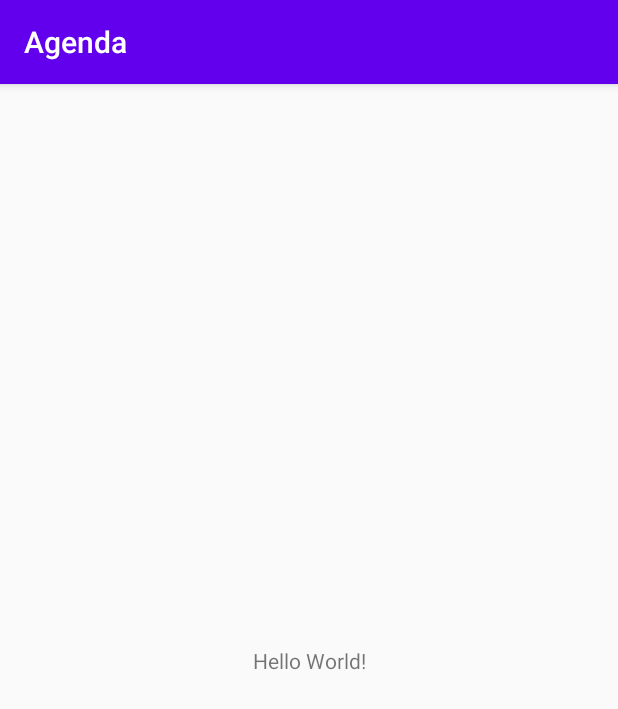
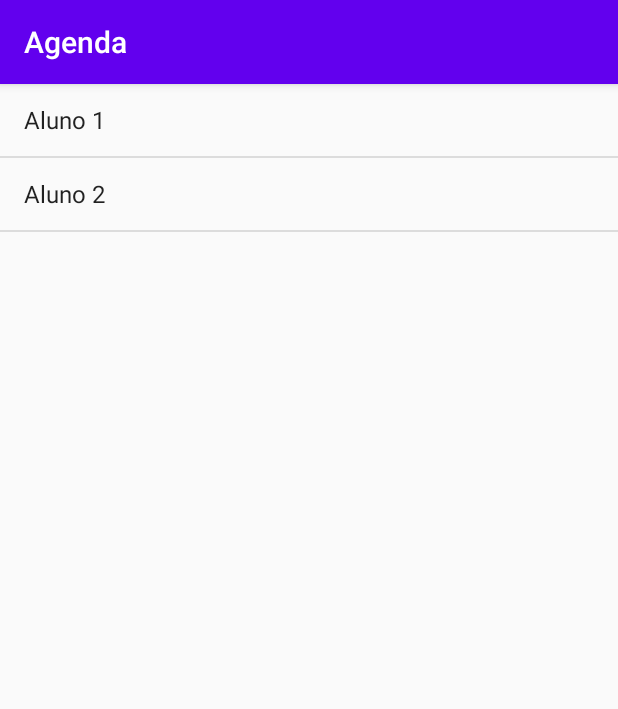
Before and after one commit to rdiego26/alura-android1, an Android app: the screen it shows after launch (MainActivity), on a phone screen of 412 x 824 dp. Shown: the top 709 px of the screen. Run offline under Robolectric (Android 15) with nearby library versions, the phone set to English and light mode, and no system bars.

Commit message:
LIST static data

```diff
--- a/agenda/app/src/main/java/me/diegoramos/agenda/MainActivity.kt
+++ b/agenda/app/src/main/java/me/diegoramos/agenda/MainActivity.kt
@@ -2,11 +2,19 @@ package me.diegoramos.agenda
 
 import androidx.appcompat.app.AppCompatActivity
 import android.os.Bundle
+import android.widget.ArrayAdapter
+import android.widget.ListView
 
 class MainActivity : AppCompatActivity() {
 
     override fun onCreate(savedInstanceState: Bundle?) {
         super.onCreate(savedInstanceState)
         setContentView(R.layout.activity_main)
+
+        val listView: ListView = findViewById(R.id.activity_student_list)
+        val studentList = listOf("Aluno 1", "Aluno 2")
+        val adapter = ArrayAdapter(this, android.R.layout.simple_list_item_1, studentList)
+
+        listView.adapter = adapter
     }
 }
--- a/agenda/app/src/main/res/layout/activity_main.xml
+++ b/agenda/app/src/main/res/layout/activity_main.xml
@@ -6,13 +6,12 @@
     android:layout_height="match_parent"
     tools:context=".MainActivity">
 
-    <TextView
-        android:layout_width="wrap_content"
-        android:layout_height="wrap_content"
-        android:text="Hello World!"
-        app:layout_constraintBottom_toBottomOf="parent"
-        app:layout_constraintLeft_toLeftOf="parent"
-        app:layout_constraintRight_toRightOf="parent"
-        app:layout_constraintTop_toTopOf="parent" />
+    <ListView
+        android:id="@+id/activity_student_list"
+        android:layout_width="match_parent"
+        android:layout_height="match_parent"
+        android:orientation="vertical"
+        tools:layout_editor_absoluteX="1dp"
+        tools:layout_editor_absoluteY="1dp" />
 
 </androidx.constraintlayout.widget.ConstraintLayout>
```
